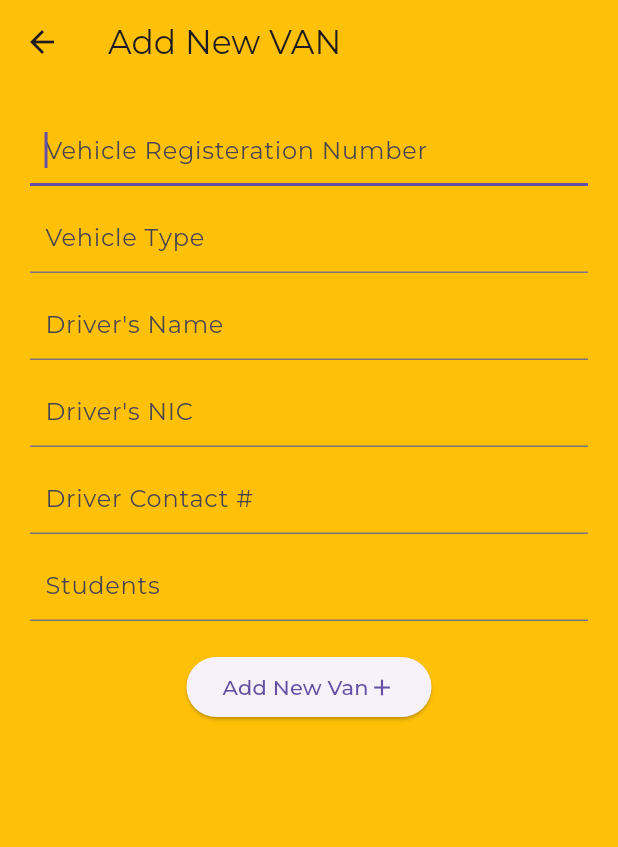
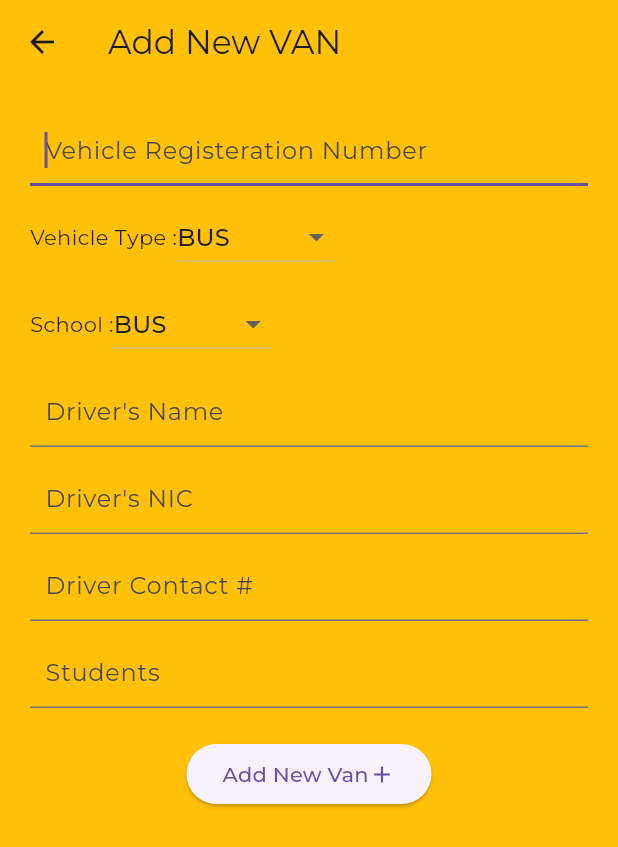
Before and after one commit to sharjeel-droid/smv2, a Flutter app: the VanWizardView screen opened directly, on a phone screen of 412 x 824 dp. Shown: the top 847 px of the screen. Run offline on Flutter 3.47's test engine with Material 3 defaults, Android fonts, the phone set to English and light mode, and no system bars; our stand-ins replace dio, flutter_svg, fluttertoast, get, google_fonts, google_maps_flutter and 4 more; missing offline and left inert: dart:ffi; accounts and stored records are empty; generated files the repository leaves out were written again.

Commit message:
v.0.0.1.2024.06.03.1020 ~ New Van Wizard - inProgress ~ Drop Down adding - inProgress.

```diff
--- a/lib/constants/valueConstants.dart
+++ b/lib/constants/valueConstants.dart
@@ -11,3 +11,13 @@ enum UserRole{
   PARENT,
   UNKNOWN
 }
+
+enum VehicleTypes{
+  BUS,
+  COASTER,
+  HI_ACE,
+  HI_ROOF,
+  CAR,
+  RIKSHAW,
+  BIKE,
+}
--- a/lib/ui/admin/vans/vanWizard/vanWizardView.dart
+++ b/lib/ui/admin/vans/vanWizard/vanWizardView.dart
@@ -1,6 +1,7 @@
 import 'package:SMV2/constants/apiConstants.dart';
 import 'package:SMV2/constants/navigationConstants.dart';
 import 'package:SMV2/constants/uiConstants.dart';
+import 'package:SMV2/constants/valueConstants.dart';
 import 'package:SMV2/ui/admin/schools/adminSchoolViewModel.dart';
 import 'package:SMV2/ui/admin/schools/schoolWizard/addSchoolWizardViewModel.dart';
 import 'package:SMV2/ui/admin/students/studentWizard/studentWizardViewModel.dart';
@@ -10,6 +11,8 @@ import 'package:fluttertoast/fluttertoast.dart';
 import 'package:get/get.dart';
 import 'package:google_places_flutter/google_places_flutter.dart';
 import 'package:google_places_flutter/model/prediction.dart';
+import 'dart:developer' as dev;
+
 
 class VanWizardView extends StatelessWidget {
   VanWizardView({Key? key}) : super(key: key);
@@ -24,7 +27,7 @@ class VanWizardView extends StatelessWidget {
   @override
   Widget build(BuildContext context) {
   // _viewModel.getSchools();
-
+  //   VehicleTypes dropdownValue = VehicleTypes.BUS;
     return Scaffold(
       backgroundColor: Colors.amber,
       appBar: AppBar(
@@ -55,15 +58,57 @@ class VanWizardView extends StatelessWidget {
               //   navigate().toAddressPicker();
               // }),
               // _PlacePickerDialog(),
-              defaults.widget.inputTexts.floatingLabeled(key:"",
-                  initialValue:_viewModel.vehicleType.value.toString(),
-                  hint: "Vehicle Type",
-                  onError: (value)=> (value==null||value.isEmpty) ? 'cannot be empty' : null,
-                  onSaved: (value)=> {
-                    _viewModel.handleVehicleTypeChanges(value)
+              // defaults.widget.inputTexts.floatingLabeled(key:"",
+              //     initialValue:_viewModel.vehicleType.value.toString(),
+              //     hint: "Vehicle Type",
+              //     onError: (value)=> (value==null||value.isEmpty) ? 'cannot be empty' : null,
+              //     onSaved: (value)=> {
+              //       _viewModel.handleVehicleTypeChanges(value)
+              //     }
+              // ),
+              // SizedBox(height: 10.0),
+
+            Row(mainAxisSize: MainAxisSize.max,
+            children: [
+              Text("Vehicle Type :"),
+              Obx(() => DropdownButton<VehicleTypes>(
+                value: _viewModel.vehicleType.value, // currently selected value
+                onChanged: (value) {
+                  dev.log("changed -> ${value}");
+                  if(value!=null){
+                    _viewModel.handleVehicleTypeChanges(value);
                   }
-              ),
+
+                },
+                items: VehicleTypes.values.map<DropdownMenuItem<VehicleTypes>>((VehicleTypes value) {
+                  return DropdownMenuItem<VehicleTypes>(
+                    value: value,
+                    child: Text(value.name),
+                  );
+                }).toList(),
+              ))
+
+            ],),
+
               SizedBox(height: 10.0),
+              Row(mainAxisSize: MainAxisSize.max,
+                children: [
+                  Text("School :"),
+                  DropdownButton<VehicleTypes>(
+                    value: _viewModel.vehicleType.value, // currently selected value
+                    onChanged: (value) {
+                      dev.log("changed");
+                    },
+                    items: VehicleTypes.values.map<DropdownMenuItem<VehicleTypes>>((VehicleTypes value) {
+                      return DropdownMenuItem<VehicleTypes>(
+                        value: value,
+                        child: Text(value.name),
+                      );
+                    }).toList(),
+                  )
+                ],),
+              SizedBox(height: 10.0),
+
               defaults.widget.inputTexts.floatingLabeled(key:"",
                   initialValue:_viewModel.driverName.value,
                   hint: "Driver's Name",
--- a/lib/ui/admin/vans/vanWizard/vanWizardViewModel.dart
+++ b/lib/ui/admin/vans/vanWizard/vanWizardViewModel.dart
@@ -2,6 +2,7 @@
 import 'dart:ffi';
 
 import 'package:SMV2/constants/navigationConstants.dart';
+import 'package:SMV2/constants/valueConstants.dart';
 import 'package:SMV2/domain/models/dc/DCNewStdApiRequestDomainModel.dart';
 import 'package:SMV2/domain/models/dc/DCNewVanApiRequestDomainModel.dart';
 import 'package:SMV2/repositories/DataCentreRepository.dart';
@@ -29,7 +30,8 @@ class VanWizardViewModel extends GetxController{
   RxBool isProcessing = false.obs;
 
   RxString vehicleRegNum = "".obs;
-  RxString vehicleType = "".obs;
+  // RxString vehicleType = "".obs;
+  Rx<VehicleTypes> vehicleType = VehicleTypes.BUS.obs;
   RxInt schoolSelect = 0.obs;
   RxString driverName = "".obs;
   RxString driverNIC = "".obs;
@@ -39,7 +41,7 @@ class VanWizardViewModel extends GetxController{
   handleVehicleRegNumChanges(String? updatedValue){
     vehicleRegNum(updatedValue);
   }
-  handleVehicleTypeChanges(String? updatedValue){
+  handleVehicleTypeChanges(VehicleTypes updatedValue){
     vehicleType(updatedValue);
   }
   handleSchoolSelectedChanges(int? updatedValue){
@@ -118,7 +120,7 @@ class VanWizardViewModel extends GetxController{
         adminId: adminId,
         schoolId: schoolSelect.value,
     vehicleRegNum: vehicleRegNum.value,
-    vehicleType: vehicleType.value,
+    vehicleType: vehicleType.value.toString(),
     driverName: driverName.value,
     driverNIC: driverNIC.value,
     driverContact: driverContact.value,
```
